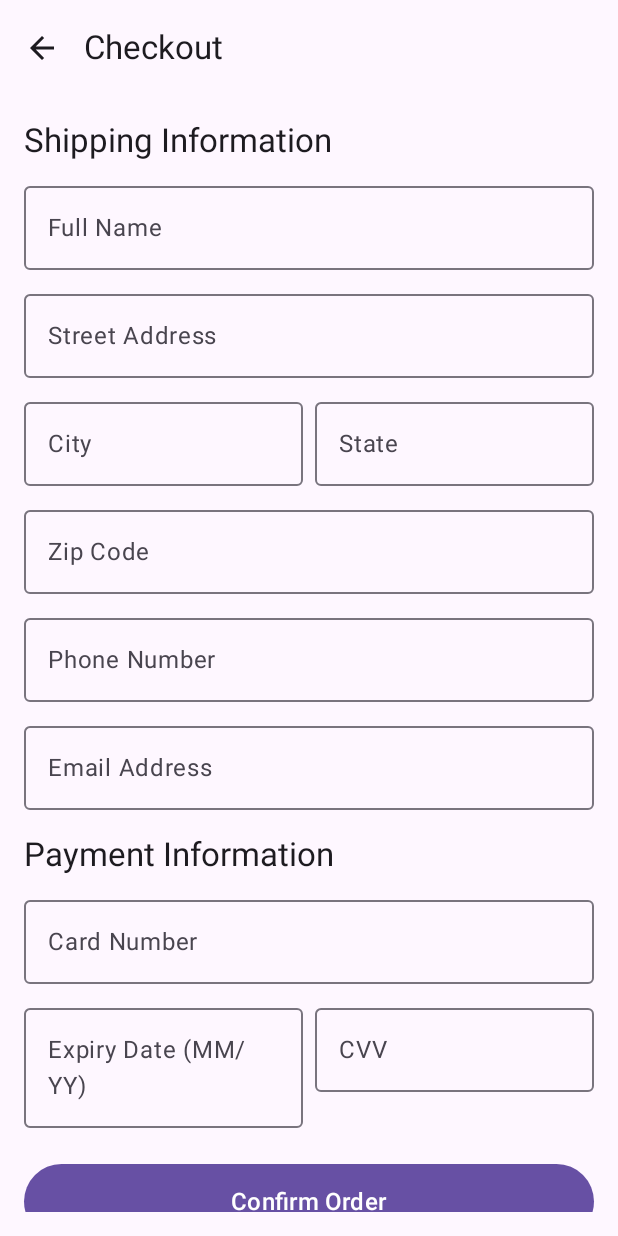
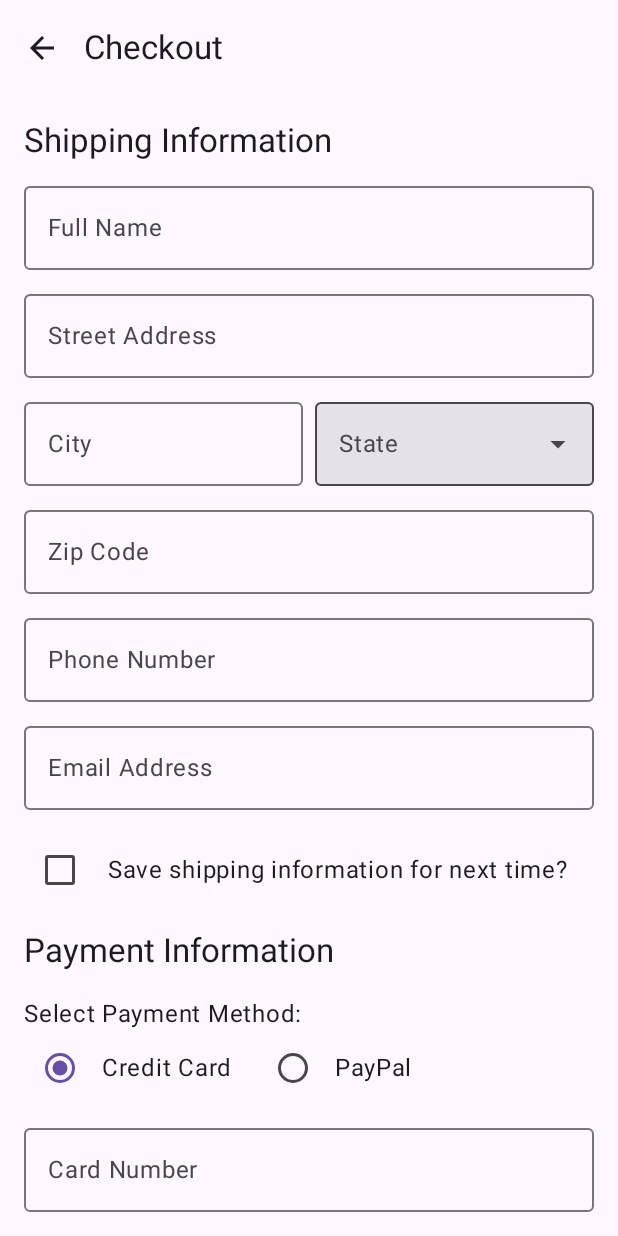
Before and after one commit to SyntaxIDK/Techbuy-Kotlin, an Android app built with Jetpack Compose: the CheckoutScreen screen opened through its navigation route, on a phone screen of 412 x 824 dp. Run offline under Robolectric (Android 15) with nearby library versions, the phone set to English and light mode, and no system bars.

Commit message:
Improve look and feel - UI UX

```diff
--- a/app/src/main/java/com/example/techbuy/ui/components/ProductCard.kt
+++ b/app/src/main/java/com/example/techbuy/ui/components/ProductCard.kt
@@ -17,6 +17,7 @@ import androidx.compose.ui.Alignment
 import androidx.compose.ui.Modifier
 import androidx.compose.ui.layout.ContentScale // Added for Image scaling
 import androidx.compose.ui.res.painterResource
+import androidx.compose.ui.text.font.FontWeight // Added for FontWeight
 import androidx.compose.ui.text.style.TextAlign // Added for text alignment
 import androidx.compose.ui.unit.dp
 
@@ -34,7 +35,7 @@ fun ProductCard(
         elevation = CardDefaults.cardElevation(defaultElevation = 2.dp) // Optional: add some elevation
     ) {
         Column(
-            modifier = Modifier.padding(8.dp), // Reduced padding inside the card
+            modifier = Modifier.padding(12.dp), // Adjusted padding inside the card
             horizontalAlignment = Alignment.CenterHorizontally
         ) {
             Image(
@@ -55,7 +56,10 @@ fun ProductCard(
             Spacer(modifier = Modifier.height(4.dp))
             Text(
                 text = "$${String.format("%.2f", productPrice)}",
-                style = MaterialTheme.typography.bodyMedium, // Adjusted for potentially less space
+                style = MaterialTheme.typography.bodyLarge.copy(
+                    fontWeight = FontWeight.Bold,
+                    color = MaterialTheme.colorScheme.primary
+                ), // Enhanced style for price
                 textAlign = TextAlign.Center,
                 modifier = Modifier.fillMaxWidth()
             )
--- a/app/src/main/java/com/example/techbuy/ui/screens/CheckoutScreen.kt
+++ b/app/src/main/java/com/example/techbuy/ui/screens/CheckoutScreen.kt
@@ -1,12 +1,15 @@
 package com.example.techbuy.ui.screens
 
+import androidx.compose.foundation.clickable
 import androidx.compose.foundation.layout.*
 import androidx.compose.foundation.rememberScrollState
 import androidx.compose.foundation.text.KeyboardOptions
 import androidx.compose.foundation.verticalScroll
+// import androidx.compose.material.RadioButton // Commented out, prefer material3
 import androidx.compose.material.icons.Icons
 import androidx.compose.material.icons.filled.ArrowBack
 import androidx.compose.material3.*
+import androidx.compose.material3.RadioButton // Using material3.RadioButton
 import androidx.compose.runtime.*
 import androidx.compose.ui.Alignment
 import androidx.compose.ui.Modifier
@@ -21,13 +24,19 @@ fun CheckoutScreen(navController: NavHostController) {
     var fullName by remember { mutableStateOf("") }
     var streetAddress by remember { mutableStateOf("") }
     var city by remember { mutableStateOf("") }
-    var state by remember { mutableStateOf("") }
+    var state by remember { mutableStateOf("") } // This will be updated by the Dropdown
     var zipCode by remember { mutableStateOf("") }
     var phoneNumber by remember { mutableStateOf("") }
     var emailAddress by remember { mutableStateOf("") }
     var cardNumber by remember { mutableStateOf("") }
     var expiryDate by remember { mutableStateOf("") }
-    var cvv by remember { mutableStateOf("") }
+    var cvv by remember { mutableStateOf("") } // Corrected typo: mutableStateOF -> mutableStateOf
+    var expandedStateDropdown by remember { mutableStateOf(false) }
+    var saveShippingInfo by remember { mutableStateOf(false) }
+    var selectedPaymentMethod by remember { mutableStateOf("Credit Card") }
+
+    val states = listOf("Kandy", "Colombo", "Badulla", "Matale", "other")
+    val paymentOptions = listOf("Credit Card", "PayPal")
 
     Scaffold(
         topBar = {
@@ -77,14 +86,35 @@ fun CheckoutScreen(navController: NavHostController) {
                     singleLine = true
                 )
                 Spacer(modifier = Modifier.width(8.dp))
+                ExposedDropdownMenuBox(
+                    expanded = expandedStateDropdown,
+                    onExpandedChange = { expandedStateDropdown = !expandedStateDropdown },
+                    modifier = Modifier.weight(1f)
+                ) {
                     OutlinedTextField(
                         value = state,
-                    onValueChange = { state = it },
+                        onValueChange = { /* state will be updated by DropdownMenuItem */ },
                         label = { Text("State") },
-                    modifier = Modifier.weight(1f),
-                    keyboardOptions = KeyboardOptions.Default.copy(imeAction = ImeAction.Next),
-                    singleLine = true
+                        readOnly = true, // Important for dropdowns
+                        trailingIcon = { ExposedDropdownMenuDefaults.TrailingIcon(expanded = expandedStateDropdown) },
+                        colors = ExposedDropdownMenuDefaults.textFieldColors(),
+                        modifier = Modifier.menuAnchor().fillMaxWidth() // menuAnchor for proper positioning
                     )
+                    ExposedDropdownMenu(
+                        expanded = expandedStateDropdown,
+                        onDismissRequest = { expandedStateDropdown = false }
+                    ) {
+                        states.forEach { selectionOption ->
+                            DropdownMenuItem(
+                                text = { Text(selectionOption) },
+                                onClick = {
+                                    state = selectionOption
+                                    expandedStateDropdown = false
+                                }
+                            )
+                        }
+                    }
+                }
             }
             Spacer(modifier = Modifier.height(8.dp))
             OutlinedTextField(
@@ -115,7 +145,43 @@ fun CheckoutScreen(navController: NavHostController) {
             )
 
             Spacer(modifier = Modifier.height(16.dp))
+            Row(
+                verticalAlignment = Alignment.CenterVertically,
+                modifier = Modifier.fillMaxWidth()
+            ) {
+                Checkbox(
+                    checked = saveShippingInfo,
+                    onCheckedChange = { saveShippingInfo = it }
+                )
+                Spacer(modifier = Modifier.width(8.dp))
+                Text("Save shipping information for next time?")
+            }
+
+            Spacer(modifier = Modifier.height(16.dp))
             Text("Payment Information", style = MaterialTheme.typography.titleLarge, modifier = Modifier.padding(bottom = 8.dp))
+
+            Spacer(modifier = Modifier.height(8.dp))
+            Text("Select Payment Method:", style = MaterialTheme.typography.bodyLarge)
+            Row(Modifier.fillMaxWidth()) {
+                paymentOptions.forEach { option ->
+                    Row(
+                        verticalAlignment = Alignment.CenterVertically,
+                        modifier = Modifier
+                            .padding(end = 16.dp)
+                            .clickable { selectedPaymentMethod = option }
+                    ) {
+                        RadioButton(
+                            selected = (option == selectedPaymentMethod),
+                            onClick = { selectedPaymentMethod = option }
+                        )
+                        Spacer(modifier = Modifier.width(4.dp))
+                        Text(option)
+                    }
+                }
+            }
+            Spacer(modifier = Modifier.height(8.dp))
+
+            if (selectedPaymentMethod == "Credit Card") {
                 OutlinedTextField(
                     value = cardNumber,
                     onValueChange = { cardNumber = it },
@@ -140,9 +206,10 @@ fun CheckoutScreen(navController: NavHostController) {
                         onValueChange = { cvv = it },
                         label = { Text("CVV") },
                         modifier = Modifier.weight(1f),
-                    keyboardOptions = KeyboardOptions.Default.copy(keyboardType = KeyboardType.Number, imeAction = ImeAction.Done),
+                        keyboardOptions = KeyboardOptions.Default.copy(keyboardType = KeyboardType.Password, imeAction = ImeAction.Done),
                         singleLine = true
                     )
+                }
             }
 
             Spacer(modifier = Modifier.height(24.dp))
--- /dev/null
+++ b/app/src/main/java/com/example/techbuy/ui/theme/Shapes.kt
@@ -0,0 +1,11 @@
+package com.example.techbuy.ui.theme
+
+import androidx.compose.foundation.shape.RoundedCornerShape
+import androidx.compose.material3.Shapes
+import androidx.compose.ui.unit.dp
+
+val AppShapes = Shapes(
+    small = RoundedCornerShape(4.dp),
+    medium = RoundedCornerShape(8.dp),
+    large = RoundedCornerShape(12.dp)
+)
--- a/app/src/main/java/com/example/techbuy/ui/theme/Theme.kt
+++ b/app/src/main/java/com/example/techbuy/ui/theme/Theme.kt
@@ -274,6 +274,7 @@ fun AppTheme(
   MaterialTheme(
     colorScheme = colorScheme,
     typography = AppTypography,
+    shapes = AppShapes,
     content = content
   )
 }
```
Lines whose indentation alone changed are shown as unchanged.
